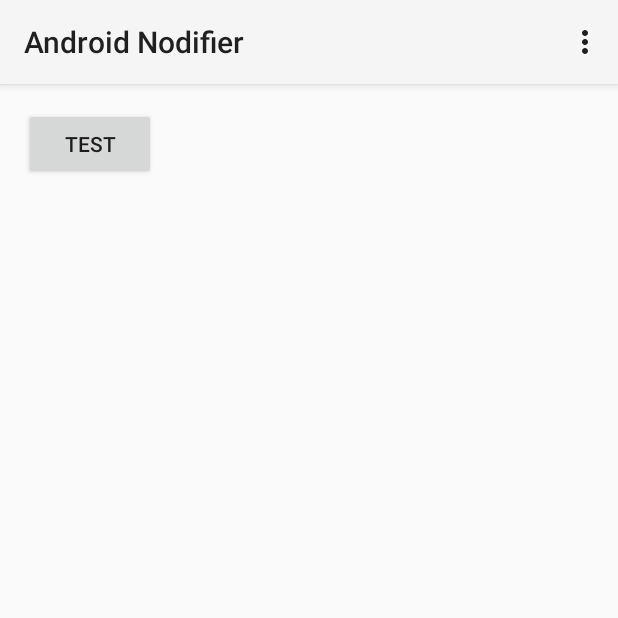
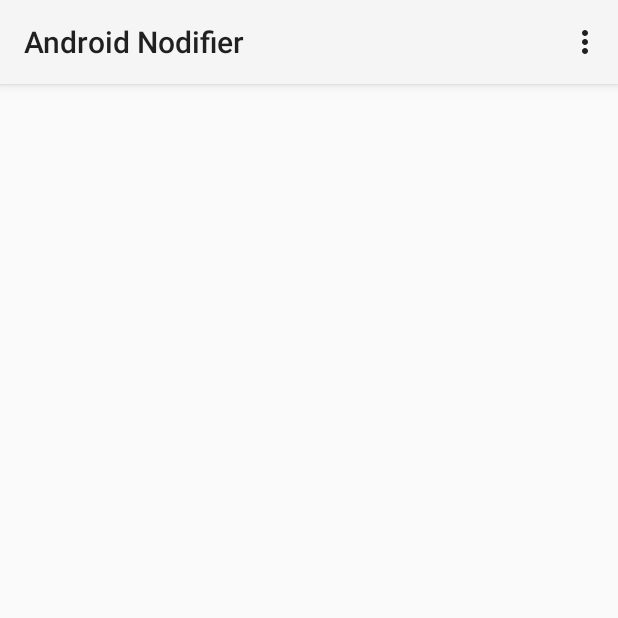
Before and after one commit to FruitieX/AndroidNodifier, an Android app: the screen it shows after launch (MainActivity), on a phone screen of 412 x 824 dp, the top half of it. Run offline under Robolectric (Android 15) with nearby library versions, the phone set to English and light mode, and no system bars.

```diff
--- a/app/src/main/java/fruitiex/androidnodifier/DoHttpPost.java
+++ b/app/src/main/java/fruitiex/androidnodifier/DoHttpPost.java
@@ -31,9 +31,6 @@ import javax.net.ssl.KeyManagerFactory;
 import javax.net.ssl.SSLContext;
 import javax.net.ssl.TrustManagerFactory;
 
-/**
- * Created by rasse on 3/6/15.
- */
 public class DoHttpPost {
     public void execute(final String method, final JSONObject obj) {
         final String TAG = "nodifier";
--- a/app/src/main/java/fruitiex/androidnodifier/DoneBroadcastReceiver.java
+++ b/app/src/main/java/fruitiex/androidnodifier/DoneBroadcastReceiver.java
@@ -4,9 +4,6 @@ import android.content.Context;
 import android.content.Intent;
 import android.support.v4.content.WakefulBroadcastReceiver;
 
-/**
- * Created by rasse on 3/6/15.
- */
 public class DoneBroadcastReceiver extends WakefulBroadcastReceiver {
     @Override
     public void onReceive(Context context, Intent intent) {
--- a/app/src/main/res/layout/activity_main.xml
+++ b/app/src/main/res/layout/activity_main.xml
@@ -5,12 +5,4 @@
     android:paddingTop="@dimen/activity_vertical_margin"
     android:paddingBottom="@dimen/activity_vertical_margin" tools:context=".MainActivity">
 
-    <Button
-        android:layout_width="wrap_content"
-        android:layout_height="wrap_content"
-        android:text="test"
-        android:id="@+id/test"
-        android:layout_alignParentTop="true"
-        android:layout_alignParentStart="true" />
-
 </RelativeLayout>
```
Also changed, not shown: app/src/main/java/fruitiex/androidnodifier/DoneIntentService.java (+7 -3 lines), app/src/main/java/fruitiex/androidnodifier/MainActivity.java (+0 -19 lines).
